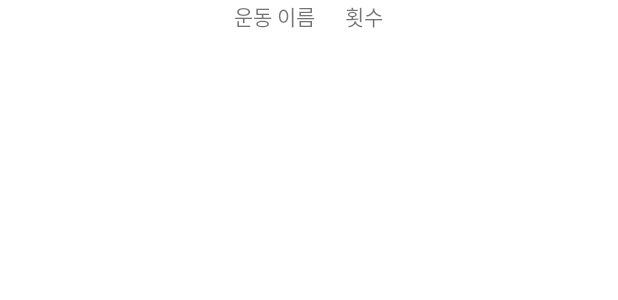
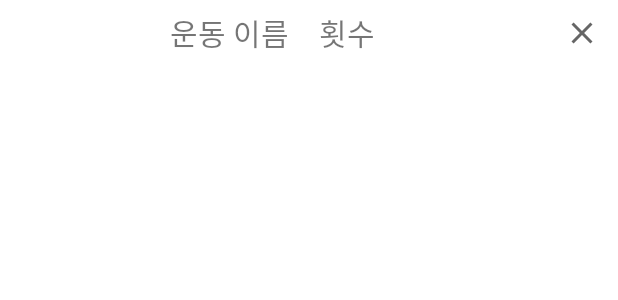
Before and after one commit to DAEHYEONJO/MobileProgramming, an Android app: the layout calendar_routine_item.xml on its own in the app's theme, with its tools: preview values and no code run, on a phone screen of 412 x 824 dp. Shown: the top 300 px of the screen. Run offline under Robolectric (Android 15) with nearby library versions, the phone set to English and light mode, and no system bars.

Commit message:
feat: delete a routine

```diff
--- a/app/src/main/java/com/example/teamproject/calendar/AddRoutineActivity.kt
+++ b/app/src/main/java/com/example/teamproject/calendar/AddRoutineActivity.kt
@@ -2,7 +2,6 @@ package com.example.teamproject.calendar
 
 import android.content.Intent
 import android.os.Bundle
-import android.util.Log
 import android.widget.Button
 import android.widget.EditText
 import android.widget.ImageButton
@@ -43,6 +42,7 @@ class AddRoutineActivity : AppCompatActivity() {
         intent.flags = Intent.FLAG_ACTIVITY_CLEAR_TASK or Intent.FLAG_ACTIVITY_CLEAR_TOP
 
         routine_count.setText("10")
+
         plus_btn.setOnClickListener {
             val new_repeat = routine_count.text.toString().toInt() + 1
             routine_count.setText(new_repeat.toString())
@@ -62,7 +62,6 @@ class AddRoutineActivity : AppCompatActivity() {
                         routine_name to routine_count,
                         "date" to selected_date
                     )
-                    Log.d("testtest", value.toString())
                     if (value) {
                         mydbhelper.updateroutine(user_id, data)
                     } else {
--- a/app/src/main/res/layout/calendar_routine_item.xml
+++ b/app/src/main/res/layout/calendar_routine_item.xml
@@ -13,9 +13,11 @@
             android:id="@+id/calendar_routine_name"
             android:layout_width="match_parent"
             android:layout_height="wrap_content"
+            android:layout_gravity="center"
             android:gravity="end"
             android:paddingRight="10dp"
-            android:text="@string/routine_name" />
+            android:text="@string/routine_name"
+            android:textSize="20dp" />
     </LinearLayout>
 
     <LinearLayout
@@ -27,7 +29,21 @@
             android:id="@+id/calendar_routine_count"
             android:layout_width="match_parent"
             android:layout_height="wrap_content"
+            android:layout_gravity="center"
             android:paddingLeft="10dp"
-            android:text="@string/routine_repeat" />
+            android:text="@string/routine_repeat"
+            android:textSize="20dp" />
+    </LinearLayout>
+    <LinearLayout
+        android:layout_width="wrap_content"
+        android:layout_height="match_parent"
+        android:layout_gravity="end">
+
+        <ImageButton
+            android:id="@+id/calendar_close_button"
+            android:layout_width="wrap_content"
+            android:layout_height="wrap_content"
+            android:src="@drawable/ic_baseline_close_24"
+            android:backgroundTint="@color/white"/>
     </LinearLayout>
 </LinearLayout>
```
Also changed, not shown: app/src/main/java/com/example/teamproject/calendar/CalendarAdapter.kt (+35 -3 lines), app/src/main/java/com/example/teamproject/calendar/CalendarFragment.kt (+13 -9 lines).
